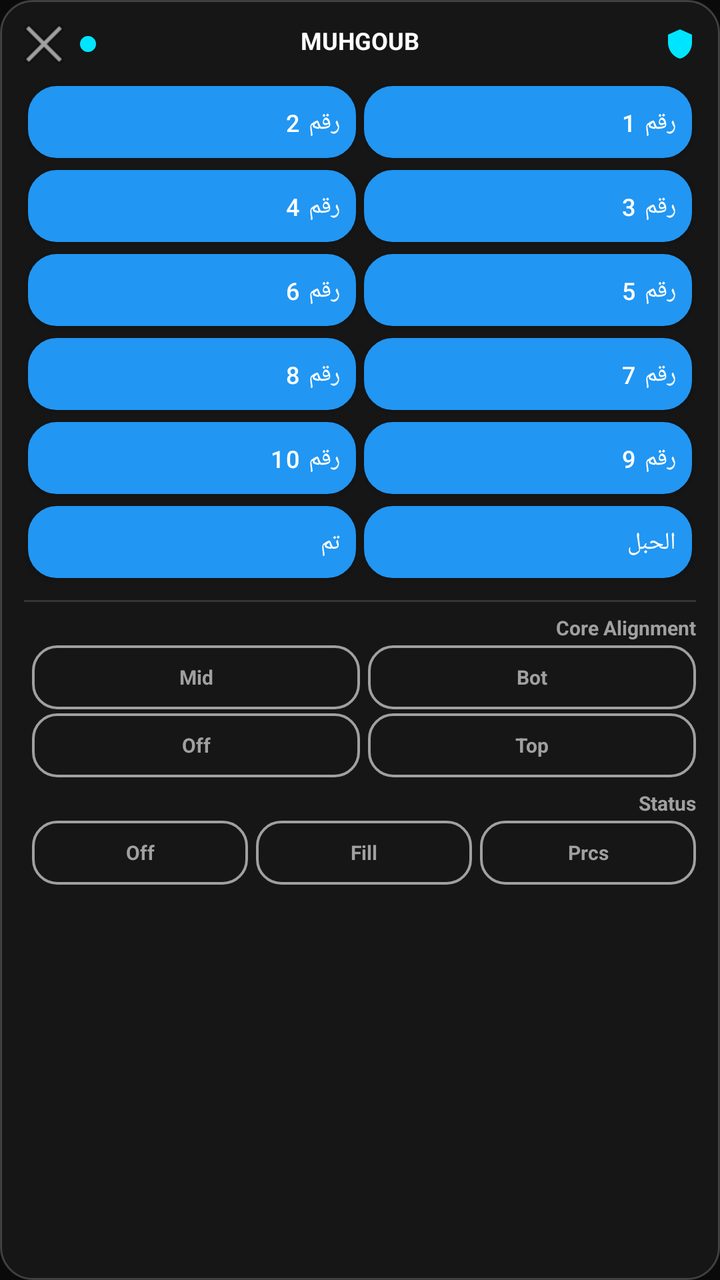
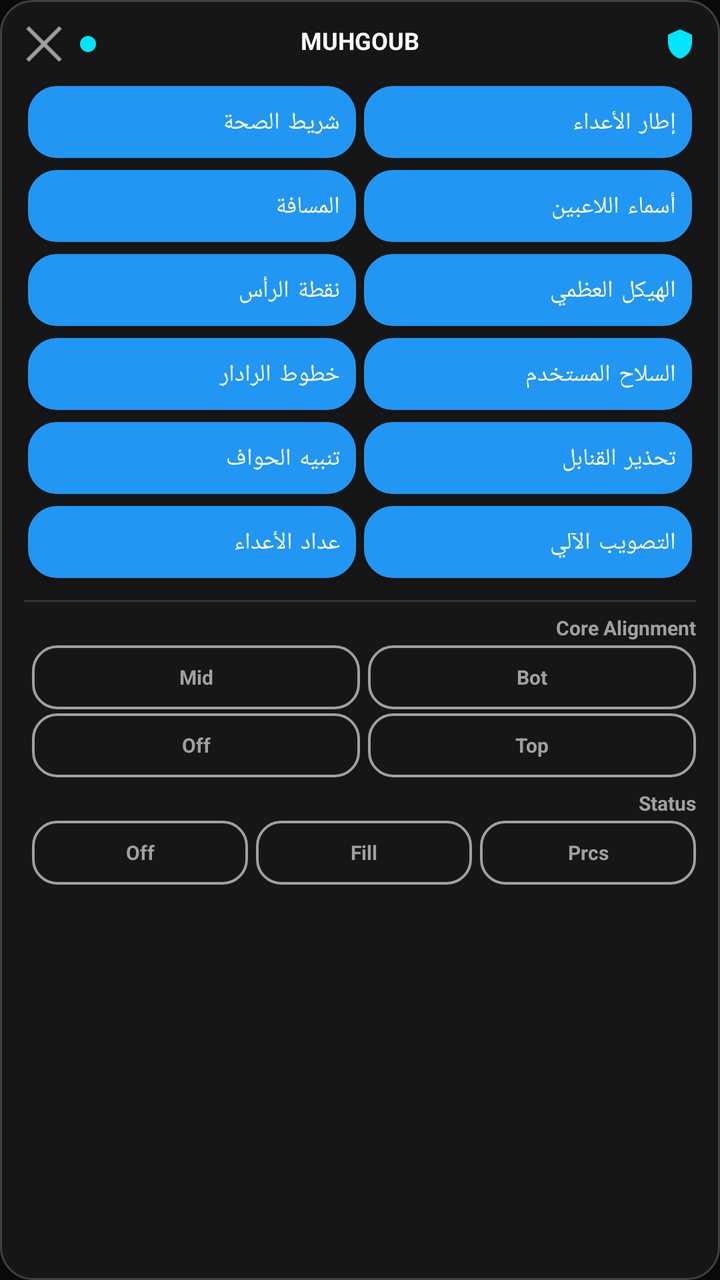

Before-and-after screenshots of an Android layout around one commit, followed by the original layout XML and the change that was made.
<!-- AndroidManifest.xml: application theme Theme.MuhgoubHUD -->
<!-- res/layout/overlay_panel.xml -->
<?xml version="1.0" encoding="utf-8"?>
<FrameLayout xmlns:android="http://schemas.android.com/apk/res/android"
    android:id="@+id/panelRoot"
    android:layout_width="match_parent"
    android:layout_height="match_parent"
    android:background="@drawable/bg_panel">

    <ScrollView
        android:layout_width="match_parent"
        android:layout_height="match_parent"
        android:scrollbars="none">

    <LinearLayout
        android:layout_width="match_parent"
        android:layout_height="wrap_content"
        android:layoutDirection="rtl"
        android:orientation="vertical"
        android:padding="12dp">

    
    <FrameLayout
        android:id="@+id/dragHandle"
        android:layout_width="match_parent"
        android:layout_height="wrap_content"
        android:paddingBottom="8dp">

        <TextView
            android:layout_width="match_parent"
            android:layout_height="wrap_content"
            android:gravity="center"
            android:text="@string/app_name"
            android:textColor="@color/text_primary"
            android:textSize="12sp"
            android:textStyle="bold" />

        <LinearLayout
            android:layout_width="match_parent"
            android:layout_height="wrap_content"
            android:gravity="center_vertical"
            android:orientation="horizontal">

            <ImageView
                android:layout_width="16dp"
                android:layout_height="16dp"
                android:src="@drawable/ic_shield" />

            <View
                android:layout_width="0dp"
                android:layout_height="1dp"
                android:layout_weight="1" />

            <View
                android:id="@+id/statusDot"
                android:layout_width="8dp"
                android:layout_height="8dp"
                android:layout_marginEnd="8dp"
                android:background="@drawable/bg_icon_circle_accent" />

            <ImageButton
                android:id="@+id/btnMinimize"
                android:layout_width="20dp"
                android:layout_height="20dp"
                android:background="@android:color/transparent"
                android:contentDescription="@string/close_panel"
                android:src="@android:drawable/ic_menu_close_clear_cancel" />

        </LinearLayout>

    </FrameLayout>

    
    <GridLayout
        android:id="@+id/gridTools"
        android:layout_width="match_parent"
        android:layout_height="wrap_content"
        android:columnCount="2"
        android:rowCount="6">

        <Button android:id="@+id/btnTool0" style="@style/HudToggleButton" android:text="رقم 1" />
        <Button android:id="@+id/btnTool1" style="@style/HudToggleButton" android:text="رقم 2" />
        <Button android:id="@+id/btnTool2" style="@style/HudToggleButton" android:text="رقم 3" />
        <Button android:id="@+id/btnTool3" style="@style/HudToggleButton" android:text="رقم 4" />
        <Button android:id="@+id/btnTool4" style="@style/HudToggleButton" android:text="رقم 5" />
        <Button android:id="@+id/btnTool5" style="@style/HudToggleButton" android:text="رقم 6" />
        <Button android:id="@+id/btnTool6" style="@style/HudToggleButton" android:text="رقم 7" />
        <Button android:id="@+id/btnTool7" style="@style/HudToggleButton" android:text="رقم 8" />
        <Button android:id="@+id/btnTool8" style="@style/HudToggleButton" android:text="رقم 9" />
        <Button android:id="@+id/btnTool9" style="@style/HudToggleButton" android:text="رقم 10" />
        <Button android:id="@+id/btnTool10" style="@style/HudToggleButton" android:text="الحبل" />
        <Button android:id="@+id/btnTool11" style="@style/HudToggleButton" android:text="تم" />

    </GridLayout>

    
    <View
        android:layout_width="match_parent"
        android:layout_height="1dp"
        android:layout_marginTop="8dp"
        android:layout_marginBottom="6dp"
        android:background="#22FFFFFF" />

    
    <TextView
        android:layout_width="wrap_content"
        android:layout_height="wrap_content"
        android:text="@string/section_core_align"
        android:textColor="@color/text_secondary"
        android:textSize="10sp"
        android:textStyle="bold" />

    <LinearLayout
        android:layout_width="match_parent"
        android:layout_height="wrap_content"
        android:layout_marginTop="2dp"
        android:orientation="vertical">

        <LinearLayout
            android:layout_width="match_parent"
            android:layout_height="wrap_content"
            android:orientation="horizontal">

            <RadioButton android:id="@+id/rbAlignBottom" style="@style/HudRadioButton" android:layout_width="0dp" android:layout_weight="1" android:text="@string/align_bottom" />
            <RadioButton android:id="@+id/rbAlignMid" style="@style/HudRadioButton" android:layout_width="0dp" android:layout_weight="1" android:text="@string/align_mid" />

        </LinearLayout>

        <LinearLayout
            android:layout_width="match_parent"
            android:layout_height="wrap_content"
            android:layout_marginTop="2dp"
            android:orientation="horizontal">

            <RadioButton android:id="@+id/rbAlignTop" style="@style/HudRadioButton" android:layout_width="0dp" android:layout_weight="1" android:text="@string/align_top" />
            <RadioButton android:id="@+id/rbAlignOff" style="@style/HudRadioButton" android:layout_width="0dp" android:layout_weight="1" android:text="@string/align_off" />

        </LinearLayout>

    </LinearLayout>

    
    <TextView
        android:layout_width="wrap_content"
        android:layout_height="wrap_content"
        android:layout_marginTop="6dp"
        android:text="@string/section_status"
        android:textColor="@color/text_secondary"
        android:textSize="10sp"
        android:textStyle="bold" />

    <RadioGroup
        android:id="@+id/radioStatus"
        android:layout_width="match_parent"
        android:layout_height="wrap_content"
        android:layout_marginTop="2dp"
        android:orientation="horizontal">

        <RadioButton android:id="@+id/rbStatusPrcs" style="@style/HudRadioButton" android:layout_width="0dp" android:layout_weight="1" android:text="@string/status_prcs" />
        <RadioButton android:id="@+id/rbStatusFill" style="@style/HudRadioButton" android:layout_width="0dp" android:layout_weight="1" android:text="@string/status_fill" />
        <RadioButton android:id="@+id/rbStatusOff" style="@style/HudRadioButton" android:layout_width="0dp" android:layout_weight="1" android:text="@string/status_off" />

    </RadioGroup>

    </LinearLayout>
    </ScrollView>
</FrameLayout>
<!-- resources referenced by this layout -->
<resources>
  <color name="text_primary">#FFFFFFFF</color>
  <color name="text_secondary">#FFA0A0A0</color>
  <!-- drawable bg_icon_circle_accent (drawable) -->
  <?xml version="1.0" encoding="utf-8"?>
  <shape xmlns:android="http://schemas.android.com/apk/res/android"
      android:shape="oval">
      <solid android:color="#00E5FF" />
  </shape>
  <!-- drawable bg_panel (drawable) -->
  <?xml version="1.0" encoding="utf-8"?>
  <shape xmlns:android="http://schemas.android.com/apk/res/android"
      android:shape="rectangle">
      <solid android:color="#CC1A1A1A" />
      <corners android:radius="16dp" />
      <stroke android:width="1dp" android:color="#33FFFFFF" />
  </shape>
  <!-- drawable ic_shield (drawable) -->
  <?xml version="1.0" encoding="utf-8"?>
  <vector xmlns:android="http://schemas.android.com/apk/res/android"
      android:width="24dp"
      android:height="24dp"
      android:viewportWidth="24"
      android:viewportHeight="24">
      <path
          android:fillColor="#00E5FF"
          android:pathData="M12,1L3,5v6c0,5.55 3.84,10.74 9,12 5.16,-1.26 9,-6.45 9,-12V5l-9,-4z"/>
  </vector>
  <string name="align_bottom">Bot</string>
  <string name="align_mid">Mid</string>
  <string name="align_off">Off</string>
  <string name="align_top">Top</string>
  <string name="app_name">MUHGOUB</string>
  <string name="close_panel">إغلاق</string>
  <string name="section_core_align">Core Alignment</string>
  <string name="section_status">Status</string>
  <string name="status_fill">Fill</string>
  <string name="status_off">Off</string>
  <string name="status_prcs">Prcs</string>
  <style name="Theme.MuhgoubHUD" parent="Theme.MaterialComponents.DayNight.NoActionBar">
          <item name="colorPrimary">@color/accent</item>
          <item name="colorPrimaryDark">@color/pure_black</item>
          <item name="colorAccent">@color/cyan_accent</item>
          <item name="android:windowBackground">@color/bg_dark</item>
          <item name="android:statusBarColor">@color/pure_black</item>
          <item name="android:navigationBarColor">@color/pure_black</item>
          <item name="android:windowLightStatusBar" tools:targetApi="m">false</item>
      </style>
  <!-- drawable segment_background_selector (drawable) -->
  <?xml version="1.0" encoding="utf-8"?>
  <selector xmlns:android="http://schemas.android.com/apk/res/android">
      <item android:state_checked="true" android:drawable="@drawable/bg_segment_filled" />
      <item android:state_checked="false" android:drawable="@drawable/bg_segment_outline" />
  </selector>
  <!-- drawable bg_toggle_off (drawable) -->
  <?xml version="1.0" encoding="utf-8"?>
  <shape xmlns:android="http://schemas.android.com/apk/res/android"
      android:shape="rectangle">
      <solid android:color="@color/toggle_off" />
      <stroke android:width="1dp" android:color="@color/toggle_off_border" />
      <corners android:radius="14dp" />
  </shape>
  <color name="accent">#FF2196F3</color>
  <color name="pure_black">#FF000000</color>
  <color name="cyan_accent">#FF2FD8CE</color>
  <color name="bg_dark">#FF0A0A0A</color>
  <!-- drawable bg_segment_filled (drawable) -->
  <?xml version="1.0" encoding="utf-8"?>
  <shape xmlns:android="http://schemas.android.com/apk/res/android"
      android:shape="rectangle">
      <solid android:color="@color/teal_accent" />
      <corners android:radius="12dp" />
  </shape>
  <!-- drawable bg_segment_outline (drawable) -->
  <?xml version="1.0" encoding="utf-8"?>
  <shape xmlns:android="http://schemas.android.com/apk/res/android"
      android:shape="rectangle">
      <solid android:color="@android:color/transparent" />
      <stroke android:width="1.2dp" android:color="@color/text_secondary" />
      <corners android:radius="12dp" />
  </shape>
  <color name="toggle_off">#FF2A2A2A</color>
  <color name="toggle_off_border">#FF3D3D3D</color>
  <color name="teal_accent">#FF2FD8CE</color>
  <!-- unchanged entries left out for length: 2 -->
</resources>

<!-- the commit's change to res/layout/overlay_panel.xml (unified diff, before → after) -->
@@ -76,18 +76,18 @@
         android:columnCount="2"
         android:rowCount="6">
 
-        <Button android:id="@+id/btnTool0" style="@style/HudToggleButton" android:text="رقم 1" />
-        <Button android:id="@+id/btnTool1" style="@style/HudToggleButton" android:text="رقم 2" />
-        <Button android:id="@+id/btnTool2" style="@style/HudToggleButton" android:text="رقم 3" />
-        <Button android:id="@+id/btnTool3" style="@style/HudToggleButton" android:text="رقم 4" />
-        <Button android:id="@+id/btnTool4" style="@style/HudToggleButton" android:text="رقم 5" />
-        <Button android:id="@+id/btnTool5" style="@style/HudToggleButton" android:text="رقم 6" />
-        <Button android:id="@+id/btnTool6" style="@style/HudToggleButton" android:text="رقم 7" />
-        <Button android:id="@+id/btnTool7" style="@style/HudToggleButton" android:text="رقم 8" />
-        <Button android:id="@+id/btnTool8" style="@style/HudToggleButton" android:text="رقم 9" />
-        <Button android:id="@+id/btnTool9" style="@style/HudToggleButton" android:text="رقم 10" />
-        <Button android:id="@+id/btnTool10" style="@style/HudToggleButton" android:text="الحبل" />
-        <Button android:id="@+id/btnTool11" style="@style/HudToggleButton" android:text="تم" />
+        <Button android:id="@+id/btnTool0" style="@style/HudToggleButton" android:text="إطار الأعداء" />
+        <Button android:id="@+id/btnTool1" style="@style/HudToggleButton" android:text="شريط الصحة" />
+        <Button android:id="@+id/btnTool2" style="@style/HudToggleButton" android:text="أسماء اللاعبين" />
+        <Button android:id="@+id/btnTool3" style="@style/HudToggleButton" android:text="المسافة" />
+        <Button android:id="@+id/btnTool4" style="@style/HudToggleButton" android:text="الهيكل العظمي" />
+        <Button android:id="@+id/btnTool5" style="@style/HudToggleButton" android:text="نقطة الرأس" />
+        <Button android:id="@+id/btnTool6" style="@style/HudToggleButton" android:text="السلاح المستخدم" />
+        <Button android:id="@+id/btnTool7" style="@style/HudToggleButton" android:text="خطوط الرادار" />
+        <Button android:id="@+id/btnTool8" style="@style/HudToggleButton" android:text="تحذير القنابل" />
+        <Button android:id="@+id/btnTool9" style="@style/HudToggleButton" android:text="تنبيه الحواف" />
+        <Button android:id="@+id/btnTool10" style="@style/HudToggleButton" android:text="التصويب الآلي" />
+        <Button android:id="@+id/btnTool11" style="@style/HudToggleButton" android:text="عداد الأعداء" />
 
     </GridLayout>
 
